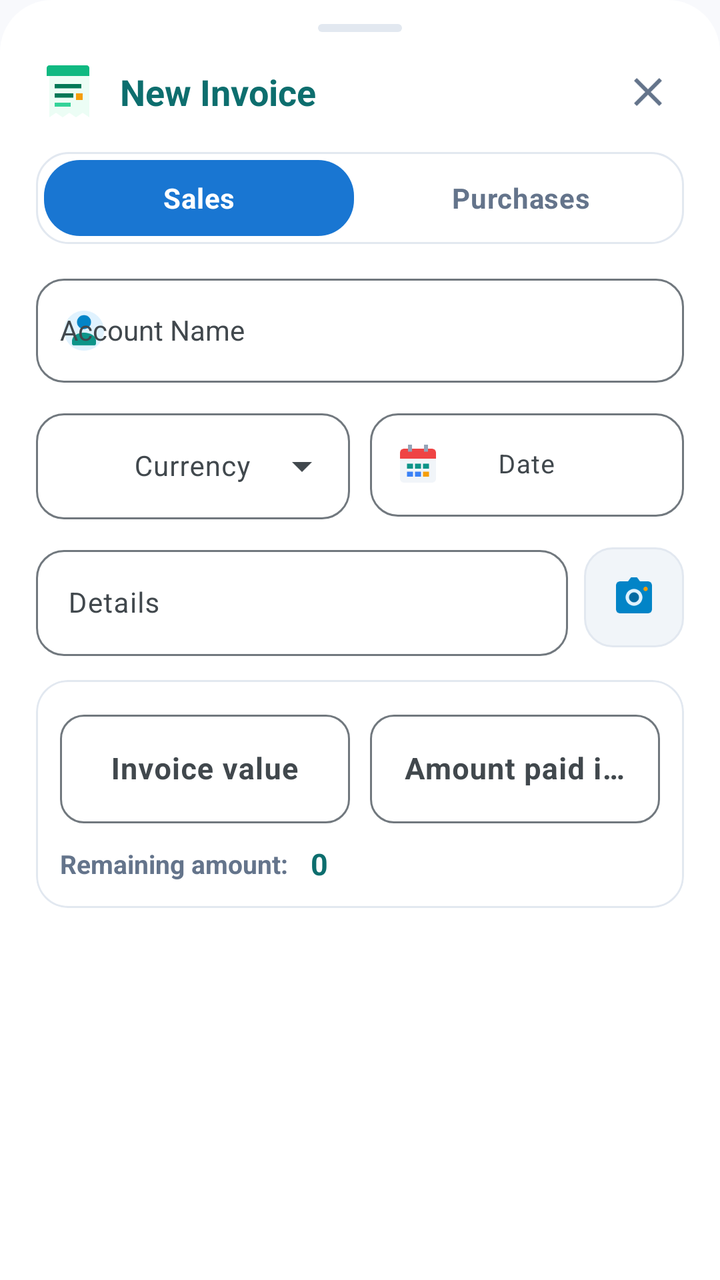
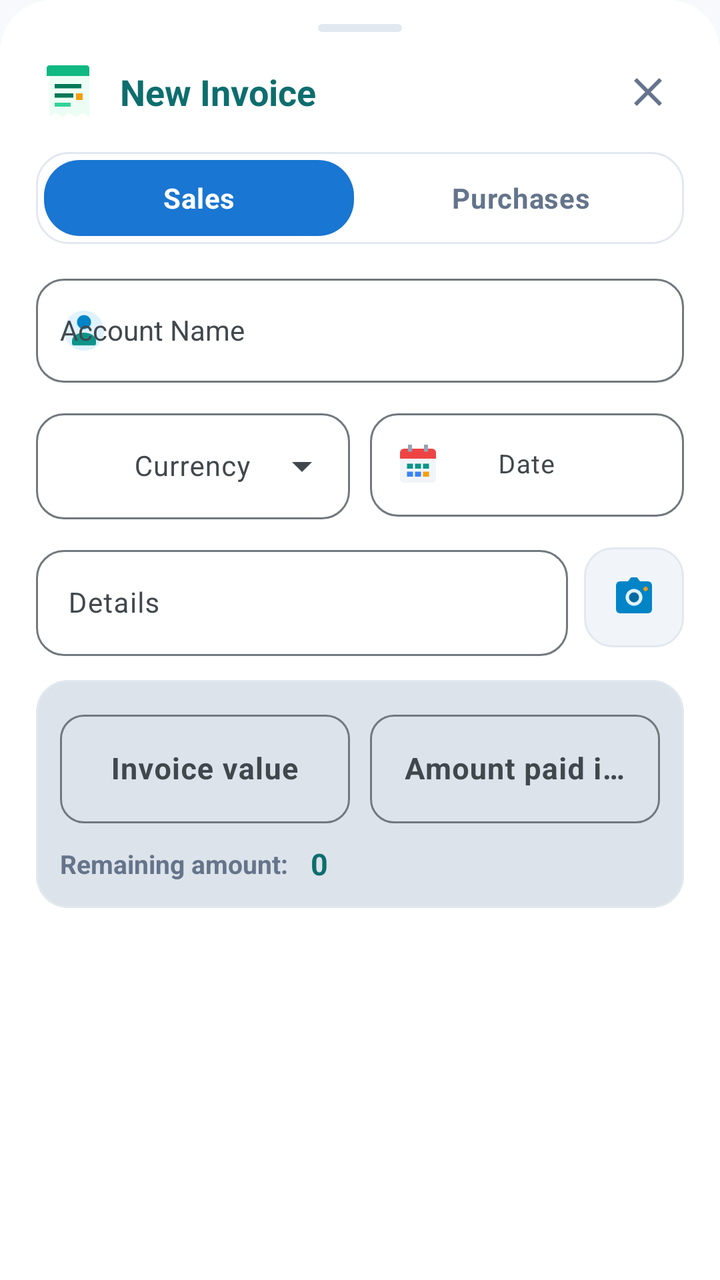

Before-and-after screenshots of an Android layout around one commit, followed by the original layout XML and the change that was made.
<!-- AndroidManifest.xml: application theme Theme.Daftree -->
<!-- res/layout/dialog_new_invoice.xml -->
<?xml version="1.0" encoding="utf-8"?>
<androidx.core.widget.NestedScrollView xmlns:android="http://schemas.android.com/apk/res/android"
    xmlns:app="http://schemas.android.com/apk/res-auto"
    xmlns:tools="http://schemas.android.com/tools"
    android:layout_width="match_parent"
    android:layout_height="wrap_content"
    android:background="@drawable/budget_bg_bottom_sheet"
    android:fillViewport="true">

    <FrameLayout
        android:layout_width="match_parent"
        android:layout_height="wrap_content">

        <LinearLayout
            android:id="@+id/invoiceSheetContainer"
            android:layout_width="match_parent"
            android:layout_height="wrap_content"
            android:orientation="vertical"
            android:paddingHorizontal="18dp"
            android:paddingTop="12dp"
            android:paddingBottom="24dp">

            
            <View
                android:layout_width="42dp"
                android:layout_height="4dp"
                android:layout_gravity="center_horizontal"
                android:background="@drawable/budget_bg_handle_bar" />

            
            <LinearLayout
                android:layout_width="match_parent"
                android:layout_height="wrap_content"
                android:layout_marginTop="12dp"
                android:layout_marginBottom="12dp"
                android:gravity="center_vertical"
                android:orientation="horizontal">

                <ImageView
                    android:layout_width="32dp"
                    android:layout_height="32dp"
                    android:layout_marginEnd="10dp"
                    android:src="@drawable/ic_modern_invoice" />

                <TextView
                    android:id="@+id/titleTextView"
                    android:layout_width="0dp"
                    android:layout_height="wrap_content"
                    android:layout_weight="1"
                    android:text="@string/new_invoice_tit"
                    android:textColor="@color/budget_primary"
                    android:textSize="18sp"
                    android:textStyle="bold" />

                <ImageButton
                    android:id="@+id/btnCloseInvoice"
                    android:layout_width="36dp"
                    android:layout_height="36dp"
                    android:background="?attr/selectableItemBackgroundBorderless"
                    android:contentDescription="@string/cancel"
                    android:padding="6dp"
                    android:src="@drawable/ic_close"
                    app:tint="@color/budget_text_secondary" />
            </LinearLayout>

            
            <RadioGroup
                android:id="@+id/billTypeRadioGroup"
                android:layout_width="match_parent"
                android:layout_height="46dp"
                android:layout_marginBottom="12dp"
                android:background="@drawable/budget_bg_pill_segmented"
                android:orientation="horizontal"
                android:padding="4dp">

                <RadioButton
                    android:id="@+id/radioSales"
                    android:layout_width="0dp"
                    android:layout_height="match_parent"
                    android:layout_marginEnd="3dp"
                    android:layout_weight="1"
                    android:background="@drawable/bg_tab_selected"
                    android:button="@null"
                    android:checked="true"
                    android:gravity="center"
                    android:text="@string/ar_text_6_2"
                    android:textColor="@android:color/white"
                    android:textSize="14sp"
                    android:textStyle="bold" />

                <RadioButton
                    android:id="@+id/radioPurchases"
                    android:layout_width="0dp"
                    android:layout_height="match_parent"
                    android:layout_marginStart="3dp"
                    android:layout_weight="1"
                    android:background="@android:color/transparent"
                    android:button="@null"
                    android:gravity="center"
                    android:text="@string/ar_text_7_2"
                    android:textColor="@color/budget_text_secondary"
                    android:textSize="14sp"
                    android:textStyle="bold" />
            </RadioGroup>

            
            <com.google.android.material.textfield.TextInputLayout
                android:id="@+id/accountInputLayout"
                style="@style/Widget.Material3.TextInputLayout.OutlinedBox"
                android:layout_width="match_parent"
                android:layout_height="wrap_content"
                android:hint="@string/account_name_hint"
                app:boxCornerRadiusBottomEnd="14dp"
                app:boxCornerRadiusBottomStart="14dp"
                app:boxCornerRadiusTopEnd="14dp"
                app:boxCornerRadiusTopStart="14dp"
                app:startIconDrawable="@drawable/ic_modern_person"
                app:startIconTint="@null">

                <AutoCompleteTextView
                    android:id="@+id/accountAutoComplete"
                    android:layout_width="match_parent"
                    android:layout_height="52dp"
                    android:background="@null"
                    android:gravity="center_vertical|start"
                    android:imeOptions="actionNext"
                    android:importantForAutofill="no"
                    android:inputType="text"
                    android:maxLines="1"
                    android:paddingHorizontal="12dp"
                    android:singleLine="true"
                    android:tag="exclude_global_filter"
                    android:textSize="14sp" />
            </com.google.android.material.textfield.TextInputLayout>

            
            <LinearLayout
                android:layout_width="match_parent"
                android:layout_height="wrap_content"
                android:layout_marginTop="10dp"
                android:baselineAligned="false"
                android:orientation="horizontal">

                <com.google.android.material.textfield.TextInputLayout
                    android:id="@+id/currencyInputLayout"
                    style="@style/Widget.Material3.TextInputLayout.OutlinedBox.ExposedDropdownMenu"
                    android:layout_width="0dp"
                    android:layout_height="wrap_content"
                    android:layout_marginEnd="5dp"
                    android:layout_weight="1"
                    android:hint="@string/currency"
                    app:boxCornerRadiusBottomEnd="14dp"
                    app:boxCornerRadiusBottomStart="14dp"
                    app:boxCornerRadiusTopEnd="14dp"
                    app:boxCornerRadiusTopStart="14dp">

                    <AutoCompleteTextView
                        android:id="@+id/currencyAutoComplete"
                        android:layout_width="match_parent"
                        android:layout_height="wrap_content"
                        android:clickable="true"
                        android:focusable="false"
                        android:gravity="center"
                        android:inputType="none"
                        android:maxLines="1"
                        android:textSize="14sp" />
                </com.google.android.material.textfield.TextInputLayout>

                <com.google.android.material.textfield.TextInputLayout
                    style="@style/Widget.Material3.TextInputLayout.OutlinedBox"
                    android:layout_width="0dp"
                    android:layout_height="wrap_content"
                    android:layout_marginStart="5dp"
                    android:layout_weight="1"
                    android:hint="@string/date"
                    app:boxCornerRadiusBottomEnd="14dp"
                    app:boxCornerRadiusBottomStart="14dp"
                    app:boxCornerRadiusTopEnd="14dp"
                    app:boxCornerRadiusTopStart="14dp"
                    app:startIconDrawable="@drawable/ic_modern_calendar"
                    app:startIconTint="@null">

                    <com.google.android.material.textfield.TextInputEditText
                        android:id="@+id/invoiceDateEditText"
                        android:layout_width="match_parent"
                        android:layout_height="wrap_content"
                        android:clickable="true"
                        android:focusable="false"
                        android:gravity="center"
                        android:inputType="none"
                        android:maxLines="1"
                        android:textSize="13sp" />
                </com.google.android.material.textfield.TextInputLayout>
            </LinearLayout>

            
            <LinearLayout
                android:layout_width="match_parent"
                android:layout_height="wrap_content"
                android:layout_marginTop="10dp"
                android:gravity="center_vertical"
                android:orientation="horizontal">

                <com.google.android.material.textfield.TextInputLayout
                    style="@style/Widget.Material3.TextInputLayout.OutlinedBox"
                    android:layout_width="0dp"
                    android:layout_height="wrap_content"
                    android:layout_weight="1"
                    android:hint="@string/details"
                    app:boxCornerRadiusBottomEnd="14dp"
                    app:boxCornerRadiusBottomStart="14dp"
                    app:boxCornerRadiusTopEnd="14dp"
                    app:boxCornerRadiusTopStart="14dp">

                    <com.google.android.material.textfield.TextInputEditText
                        android:id="@+id/detailsEditText"
                        android:layout_width="match_parent"
                        android:layout_height="wrap_content"
                        android:gravity="center_vertical|start"
                        android:maxLines="2"
                        android:tag="exclude_global_filter"
                        android:textSize="14sp" />
                </com.google.android.material.textfield.TextInputLayout>

                <ImageButton
                    android:id="@+id/btnAttachImage"
                    android:layout_width="50dp"
                    android:layout_height="50dp"
                    android:layout_marginStart="8dp"
                    android:background="@drawable/budget_bg_input_field"
                    android:contentDescription="@string/camera"
                    android:src="@drawable/ic_modern_camera" />
            </LinearLayout>

            
            <com.google.android.material.card.MaterialCardView
                android:layout_width="match_parent"
                android:layout_height="wrap_content"
                android:layout_marginTop="12dp"
                app:cardBackgroundColor="@color/budget_surface_soft"
                app:cardCornerRadius="16dp"
                app:cardElevation="0dp"
                app:strokeColor="@color/budget_border"
                app:strokeWidth="1dp">

                <LinearLayout
                    android:layout_width="match_parent"
                    android:layout_height="wrap_content"
                    android:orientation="vertical"
                    android:padding="12dp">

                    <LinearLayout
                        android:layout_width="match_parent"
                        android:layout_height="wrap_content"
                        android:orientation="horizontal">

                        <com.google.android.material.textfield.TextInputLayout
                            style="@style/Widget.Material3.TextInputLayout.OutlinedBox"
                            android:layout_width="0dp"
                            android:layout_height="wrap_content"
                            android:layout_marginEnd="5dp"
                            android:layout_weight="1"
                            android:hint="@string/invoce_value"
                            app:boxCornerRadiusBottomEnd="12dp"
                            app:boxCornerRadiusBottomStart="12dp"
                            app:boxCornerRadiusTopEnd="12dp"
                            app:boxCornerRadiusTopStart="12dp"
                            app:prefixText="+">

                            <com.google.android.material.textfield.TextInputEditText
                                android:id="@+id/invoiceAmountEditText"
                                android:layout_width="match_parent"
                                android:layout_height="wrap_content"
                                android:gravity="center"
                                android:inputType="numberDecimal"
                                android:maxLines="1"
                                android:textSize="15sp"
                                android:textStyle="bold" />
                        </com.google.android.material.textfield.TextInputLayout>

                        <com.google.android.material.textfield.TextInputLayout
                            style="@style/Widget.Material3.TextInputLayout.OutlinedBox"
                            android:layout_width="0dp"
                            android:layout_height="wrap_content"
                            android:layout_marginStart="5dp"
                            android:layout_weight="1"
                            android:hint="@string/amount_pay"
                            app:boxCornerRadiusBottomEnd="12dp"
                            app:boxCornerRadiusBottomStart="12dp"
                            app:boxCornerRadiusTopEnd="12dp"
                            app:boxCornerRadiusTopStart="12dp"
                            app:prefixText="-">

                            <com.google.android.material.textfield.TextInputEditText
                                android:id="@+id/paidAmountEditText"
                                android:layout_width="match_parent"
                                android:layout_height="wrap_content"
                                android:gravity="center"
                                android:inputType="numberDecimal"
                                android:maxLines="1"
                                android:textSize="15sp"
                                android:textStyle="bold" />
                        </com.google.android.material.textfield.TextInputLayout>
                    </LinearLayout>

                    <LinearLayout
                        android:layout_width="match_parent"
                        android:layout_height="wrap_content"
                        android:layout_marginTop="10dp"
                        android:gravity="center_vertical"
                        android:orientation="horizontal">

                        <TextView
                            android:layout_width="wrap_content"
                            android:layout_height="wrap_content"
                            android:text="@string/remaining_remain"
                            android:textColor="@color/budget_text_secondary"
                            android:textSize="13sp"
                            android:textStyle="bold" />

                        <TextView
                            android:id="@+id/remainingAmountTextView"
                            android:layout_width="wrap_content"
                            android:layout_height="wrap_content"
                            android:layout_marginStart="8dp"
                            android:text="0"
                            android:textColor="@color/budget_primary"
                            android:textSize="15sp"
                            android:textStyle="bold" />
                    </LinearLayout>
                </LinearLayout>
            </com.google.android.material.card.MaterialCardView>

            
            <LinearLayout
                android:id="@+id/layoutSaveActions"
                android:layout_width="match_parent"
                android:layout_height="wrap_content"
                android:layout_marginTop="16dp"
                android:gravity="center"
                android:orientation="horizontal"
                android:visibility="gone"
                tools:visibility="visible">

                <com.google.android.material.button.MaterialButton
                    android:id="@+id/saveButton"
                    style="@style/Widget.MaterialComponents.Button.OutlinedButton"
                    android:layout_width="0dp"
                    android:layout_height="48dp"
                    android:layout_marginEnd="6dp"
                    android:layout_weight="1"
                    android:text="@string/save"
                    android:textColor="?attr/colorPrimary"
                    android:textStyle="bold"
                    app:cornerRadius="14dp"
                    app:icon="@drawable/ic_save"
                    app:iconGravity="textStart"
                    app:strokeColor="?attr/colorPrimary" />

                <com.google.android.material.button.MaterialButton
                    android:id="@+id/btnCancel"
                    style="@style/Widget.MaterialComponents.Button.OutlinedButton"
                    android:layout_width="0dp"
                    android:layout_height="48dp"
                    android:layout_marginStart="6dp"
                    android:layout_weight="1"
                    android:text="@string/cancel"
                    android:textColor="@color/secondaryColor"
                    android:textStyle="bold"
                    app:cornerRadius="14dp"
                    app:icon="@drawable/ic_close"
                    app:iconGravity="textStart"
                    app:strokeColor="@color/secondaryColor" />
            </LinearLayout>

            
            <LinearLayout
                android:id="@+id/layoutEditActions"
                android:layout_width="match_parent"
                android:layout_height="wrap_content"
                android:layout_marginTop="16dp"
                android:gravity="center"
                android:orientation="horizontal"
                android:visibility="gone">

                <com.google.android.material.button.MaterialButton
                    android:id="@+id/editButton"
                    style="@style/Widget.MaterialComponents.Button.OutlinedButton"
                    android:layout_width="0dp"
                    android:layout_height="48dp"
                    android:layout_marginEnd="6dp"
                    android:layout_weight="1"
                    android:text="@string/edit"
                    android:textColor="@color/primaryColor"
                    android:textStyle="bold"
                    app:cornerRadius="14dp"
                    app:icon="@drawable/ic_edit"
                    app:iconGravity="textStart"
                    app:strokeColor="@color/primaryColor" />

                <com.google.android.material.button.MaterialButton
                    android:id="@+id/deleteButton"
                    style="@style/Widget.MaterialComponents.Button.OutlinedButton"
                    android:layout_width="0dp"
                    android:layout_height="48dp"
                    android:layout_marginStart="6dp"
                    android:layout_weight="1"
                    android:text="@string/delete"
                    android:textColor="@color/red"
                    android:textStyle="bold"
                    app:cornerRadius="14dp"
                    app:icon="@drawable/ic_delete"
                    app:iconGravity="textStart"
                    app:strokeColor="@color/red" />
            </LinearLayout>
        </LinearLayout>

        <ProgressBar
            android:id="@+id/loadingOverlay"
            android:layout_width="wrap_content"
            android:layout_height="wrap_content"
            android:layout_gravity="center"
            android:visibility="gone" />
    </FrameLayout>
</androidx.core.widget.NestedScrollView>
<!-- resources referenced by this layout -->
<resources>
  <color name="budget_border">#E2E8F0</color>
  <color name="budget_primary">#0D6E6E</color>
  <color name="budget_text_secondary">#64748B</color>
  <color name="primaryColor">#6200EE</color>
  <color name="red">#DC2626</color>
  <color name="secondaryColor">#03DAC5</color>
  <!-- drawable bg_tab_selected (drawable) -->
  <?xml version="1.0" encoding="utf-8"?>
  <shape xmlns:android="http://schemas.android.com/apk/res/android"
      android:shape="rectangle">
      <solid android:color="@color/primary_blue" />
      <corners android:radius="18dp" />
  </shape>
  <!-- drawable budget_bg_handle_bar (drawable) -->
  <?xml version="1.0" encoding="utf-8"?>
  <shape xmlns:android="http://schemas.android.com/apk/res/android" android:shape="rectangle">
      <solid android:color="@color/budget_border"/>
      <corners android:radius="50dp"/>
  </shape>
  <string name="account_name_hint">Account Name</string>
  <string name="amount_pay">Amount paid in cash</string>
  <string name="ar_text_6_2">Sales</string>
  <string name="ar_text_7_2">Purchases</string>
  <string name="camera">Camera</string>
  <string name="cancel">Cancel</string>
  <string name="currency">Currency</string>
  <string name="date">Date</string>
  <string name="delete">Delete</string>
  <string name="details">Details</string>
  <string name="edit">Edit</string>
  <string name="invoce_value">Invoice value</string>
  <string name="new_invoice_tit">New Invoice</string>
  <string name="remaining_remain">"Remaining amount: "</string>
  <string name="save">Save</string>
  <style name="Theme.Daftree" parent="Base.Theme.Daftree">
          
      </style>
  <color name="primary_blue">#FF1976D2</color>
  <color name="budget_card_bg">#FFFFFF</color>
  <color name="budget_surface_subtle">#F1F5F9</color>
  <color name="error_red">#FFF44336</color>
  <dimen name="btn_padding_left">16dp</dimen>
  <dimen name="btn_padding_right">16dp</dimen>
  <color name="btn_stroke_color_selector">#006492</color>
  <dimen name="btn_stroke_size">1dp</dimen>
  <color name="md_theme_primary">#006492</color>
  <color name="md_theme_onPrimary">#FFFFFF</color>
  <color name="md_theme_primaryContainer">#C9E6FF</color>
  <color name="md_theme_onPrimaryContainer">#001E2F</color>
  <color name="md_theme_secondary">#4F616E</color>
  <color name="md_theme_onSecondary">#FFFFFF</color>
  <color name="md_theme_secondaryContainer">#D2E5F5</color>
  <color name="md_theme_onSecondaryContainer">#0B1E29</color>
  <color name="md_theme_tertiary">#63597C</color>
  <color name="md_theme_onTertiary">#FFFFFF</color>
  <color name="md_theme_tertiaryContainer">#E9DDFF</color>
  <color name="md_theme_onTertiaryContainer">#1F1635</color>
  <color name="md_theme_error">#BA1A1A</color>
  <color name="md_theme_onError">#FFFFFF</color>
  <color name="md_theme_errorContainer">#FFDAD6</color>
  <color name="md_theme_onErrorContainer">#410002</color>
  <color name="md_theme_background">#F8F9FC</color>
  <color name="md_theme_onBackground">#191C1E</color>
  <color name="md_theme_surface">#F8F9FC</color>
  <color name="md_theme_onSurface">#191C1E</color>
  <color name="md_theme_surfaceVariant">#DDE3EA</color>
  <color name="md_theme_onSurfaceVariant">#41484D</color>
  <color name="md_theme_outline">#71787E</color>
  <style name="ThemeOverlay.App.BottomSheetDialog" parent="ThemeOverlay.Material3.BottomSheetDialog">
          <item name="bottomSheetStyle">@style/Widget.App.BottomSheet.Modal</item>
      </style>
  <color name="white">#FFFFFFFF</color>
  <dimen name="status_bar_height">0dp</dimen>
  <style name="Widget.App.BottomSheet.Modal" parent="Widget.Material3.BottomSheet.Modal">
          <item name="backgroundTint">@android:color/transparent</item>
      </style>
  <color name="black">#FF000000</color>
  <!-- unchanged entries left out for length: 14 -->
</resources>

<!-- the commit's change to res/layout/dialog_new_invoice.xml (unified diff, before → after) -->
@@ -237,7 +237,7 @@
                 android:layout_width="match_parent"
                 android:layout_height="wrap_content"
                 android:layout_marginTop="12dp"
-                app:cardBackgroundColor="@color/budget_surface_soft"
+                app:cardBackgroundColor="?attr/colorSurfaceVariant"
                 app:cardCornerRadius="16dp"
                 app:cardElevation="0dp"
                 app:strokeColor="@color/budget_border"
